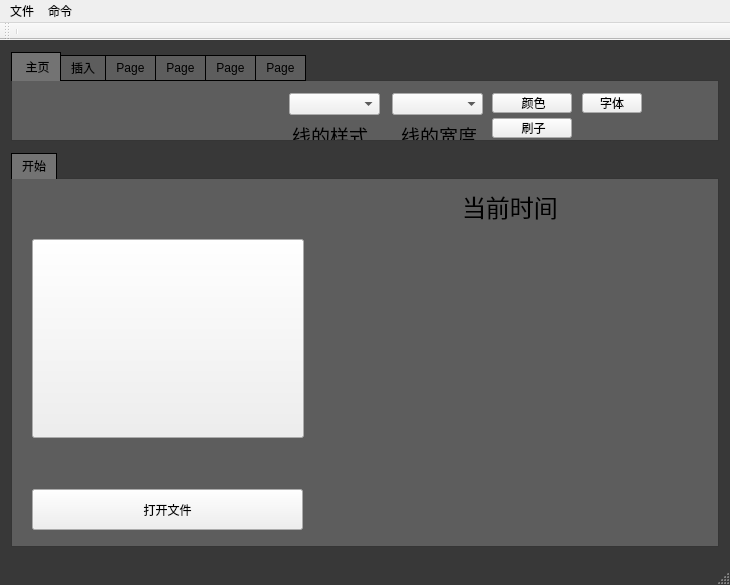
This is mainwindow.ui in charon-cheung/QSketch as Qt 5 draws it before an edit. The edited form follows.
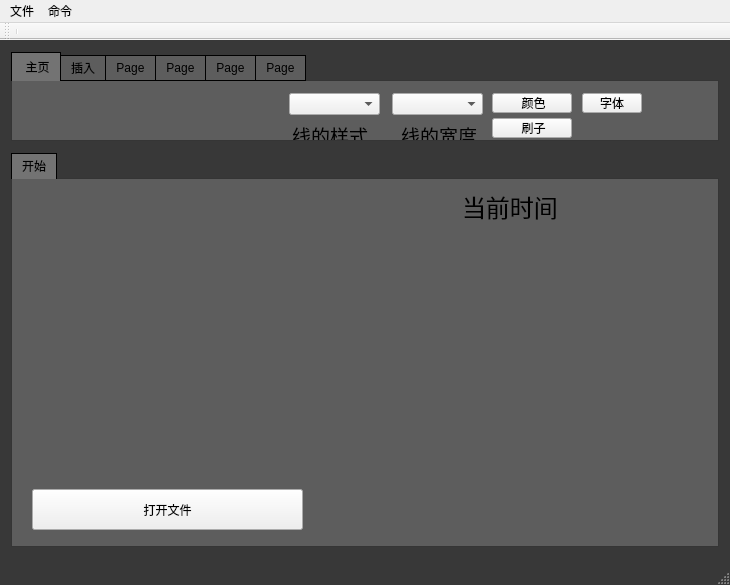
This is the edited form. Icons and pictures are not drawn. Custom widgets are drawn as their Qt base class.

```diff
--- a/mainwindow.ui
+++ b/mainwindow.ui
@@ -7,7 +7,7 @@
     <x>0</x>
     <y>0</y>
     <width>730</width>
-    <height>570</height>
+    <height>574</height>
    </rect>
   </property>
   <property name="windowTitle">
@@ -465,6 +465,9 @@
             <height>199</height>
            </size>
           </property>
+          <property name="flat">
+           <bool>true</bool>
+          </property>
          </widget>
          <widget class="QPushButton" name="pushButton_3">
           <property name="geometry">
```
Left out of the diff: 45 changed lines with no effect on the pictures.
